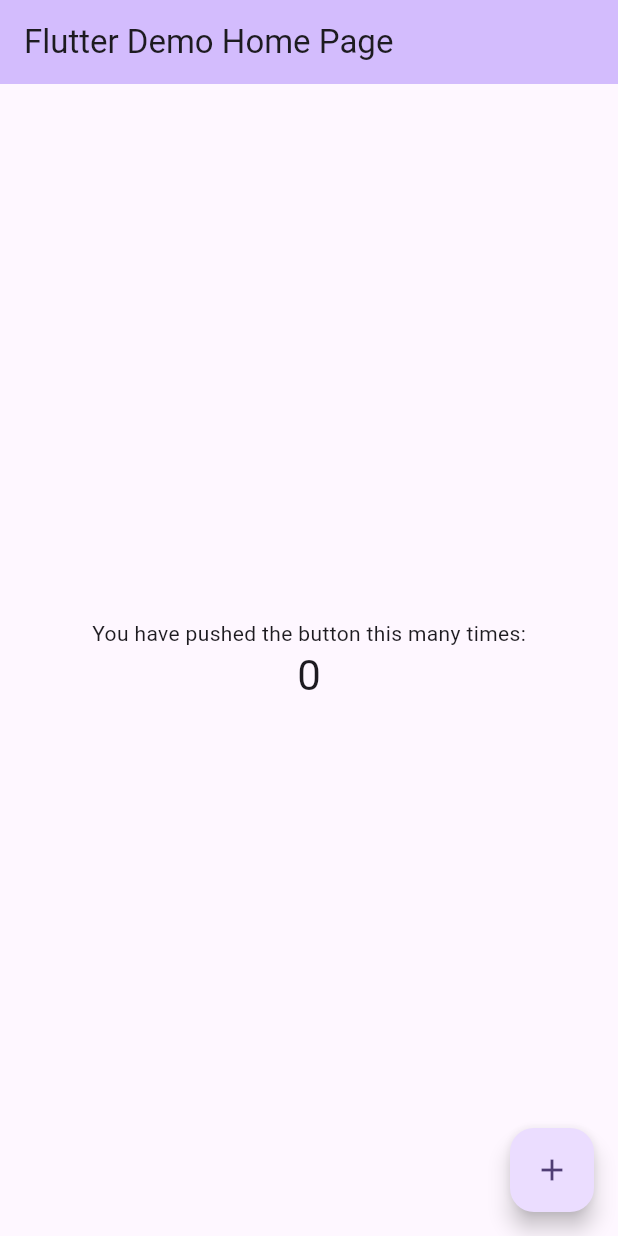
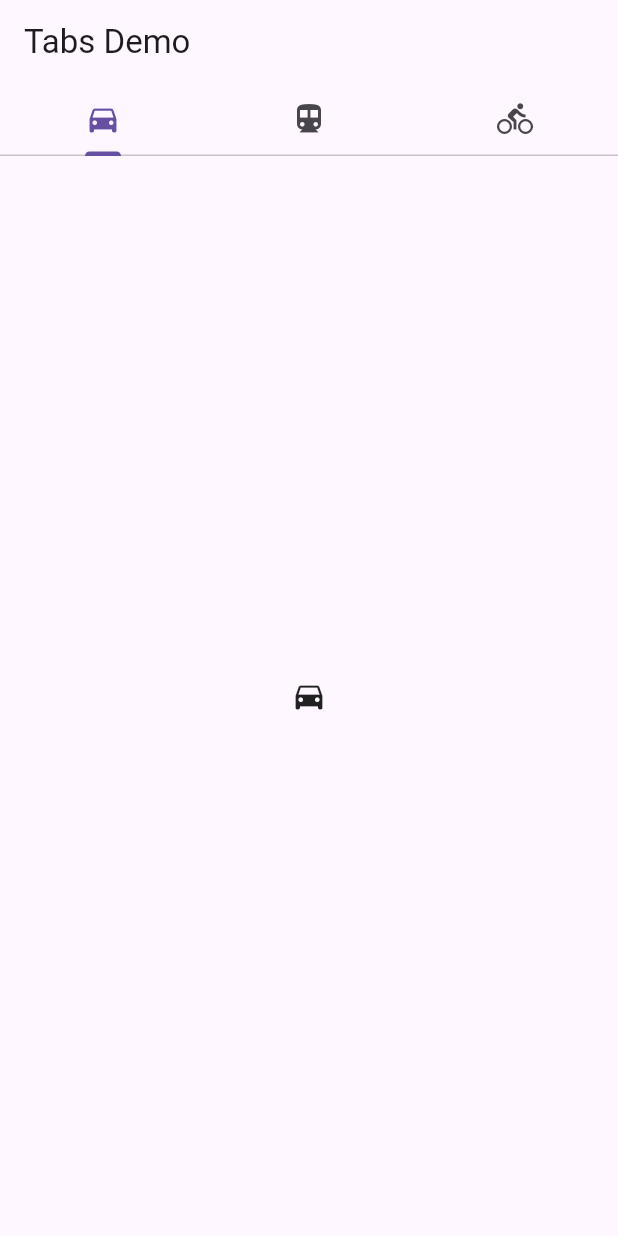
Before and after one commit to Hughes1704/Lab1_Tabs, a Flutter app: the screen it shows after launch, on a phone screen of 412 x 824 dp. Run offline on Flutter 3.47's test engine with Material 3 defaults, Android fonts, the phone set to English and light mode, and no system bars.

Commit message:
Lab 1 primer metodo terminado

```diff
--- a/navigation_tab/lib/main.dart
+++ b/navigation_tab/lib/main.dart
@@ -1,125 +1,37 @@
 import 'package:flutter/material.dart';
 
 void main() {
-  runApp(const MyApp());
+  runApp(const TabBarDemo());
 }
 
-class MyApp extends StatelessWidget {
-  const MyApp({super.key});
+class TabBarDemo extends StatelessWidget {
+  const TabBarDemo({super.key});
 
-  // This widget is the root of your application.
   @override
   Widget build(BuildContext context) {
     return MaterialApp(
-      title: 'Flutter Demo',
-      theme: ThemeData(
-        // This is the theme of your application.
-        //
-        // TRY THIS: Try running your application with "flutter run". You'll see
-        // the application has a purple toolbar. Then, without quitting the app,
-        // try changing the seedColor in the colorScheme below to Colors.green
-        // and then invoke "hot reload" (save your changes or press the "hot
-        // reload" button in a Flutter-supported IDE, or press "r" if you used
-        // the command line to start the app).
-        //
-        // Notice that the counter didn't reset back to zero; the application
-        // state is not lost during the reload. To reset the state, use hot
-        // restart instead.
-        //
-        // This works for code too, not just values: Most code changes can be
-        // tested with just a hot reload.
-        colorScheme: ColorScheme.fromSeed(seedColor: Colors.deepPurple),
-        useMaterial3: true,
+      home: DefaultTabController(
+        length: 3,
+        child: Scaffold(
+          appBar: AppBar(
+            bottom: const TabBar(
+              tabs: [
+                Tab(icon: Icon(Icons.directions_car)),
+                Tab(icon: Icon(Icons.directions_transit)),
+                Tab(icon: Icon(Icons.directions_bike)),
+              ],
+            ),
+            title: const Text('Tabs Demo'),
+          ),
+          body: const TabBarView(
+            children: [
+              Icon(Icons.directions_car),
+              Icon(Icons.directions_transit),
+              Icon(Icons.directions_bike),
+            ],
+          ),
+        ),
       ),
-      home: const MyHomePage(title: 'Flutter Demo Home Page'),
     );
   }
 }
-
-class MyHomePage extends StatefulWidget {
-  const MyHomePage({super.key, required this.title});
-
-  // This widget is the home page of your application. It is stateful, meaning
-  // that it has a State object (defined below) that contains fields that affect
-  // how it looks.
-
-  // This class is the configuration for the state. It holds the values (in this
-  // case the title) provided by the parent (in this case the App widget) and
-  // used by the build method of the State. Fields in a Widget subclass are
-  // always marked "final".
-
-  final String title;
-
-  @override
-  State<MyHomePage> createState() => _MyHomePageState();
-}
-
-class _MyHomePageState extends State<MyHomePage> {
-  int _counter = 0;
-
-  void _incrementCounter() {
-    setState(() {
-      // This call to setState tells the Flutter framework that something has
-      // changed in this State, which causes it to rerun the build method below
-      // so that the display can reflect the updated values. If we changed
-      // _counter without calling setState(), then the build method would not be
-      // called again, and so nothing would appear to happen.
-      _counter++;
-    });
-  }
-
-  @override
-  Widget build(BuildContext context) {
-    // This method is rerun every time setState is called, for instance as done
-    // by the _incrementCounter method above.
-    //
-    // The Flutter framework has been optimized to make rerunning build methods
-    // fast, so that you can just rebuild anything that needs updating rather
-    // than having to individually change instances of widgets.
-    return Scaffold(
-      appBar: AppBar(
-        // TRY THIS: Try changing the color here to a specific color (to
-        // Colors.amber, perhaps?) and trigger a hot reload to see the AppBar
-        // change color while the other colors stay the same.
-        backgroundColor: Theme.of(context).colorScheme.inversePrimary,
-        // Here we take the value from the MyHomePage object that was created by
-        // the App.build method, and use it to set our appbar title.
-        title: Text(widget.title),
-      ),
-      body: Center(
-        // Center is a layout widget. It takes a single child and positions it
-        // in the middle of the parent.
-        child: Column(
-          // Column is also a layout widget. It takes a list of children and
-          // arranges them vertically. By default, it sizes itself to fit its
-          // children horizontally, and tries to be as tall as its parent.
-          //
-          // Column has various properties to control how it sizes itself and
-          // how it positions its children. Here we use mainAxisAlignment to
-          // center the children vertically; the main axis here is the vertical
-          // axis because Columns are vertical (the cross axis would be
-          // horizontal).
-          //
-          // TRY THIS: Invoke "debug painting" (choose the "Toggle Debug Paint"
-          // action in the IDE, or press "p" in the console), to see the
-          // wireframe for each widget.
-          mainAxisAlignment: MainAxisAlignment.center,
-          children: <Widget>[
-            const Text(
-              'You have pushed the button this many times:',
-            ),
-            Text(
-              '$_counter',
-              style: Theme.of(context).textTheme.headlineMedium,
-            ),
-          ],
-        ),
-      ),
-      floatingActionButton: FloatingActionButton(
-        onPressed: _incrementCounter,
-        tooltip: 'Increment',
-        child: const Icon(Icons.add),
-      ), // This trailing comma makes auto-formatting nicer for build methods.
-    );
-  }
-}
```
